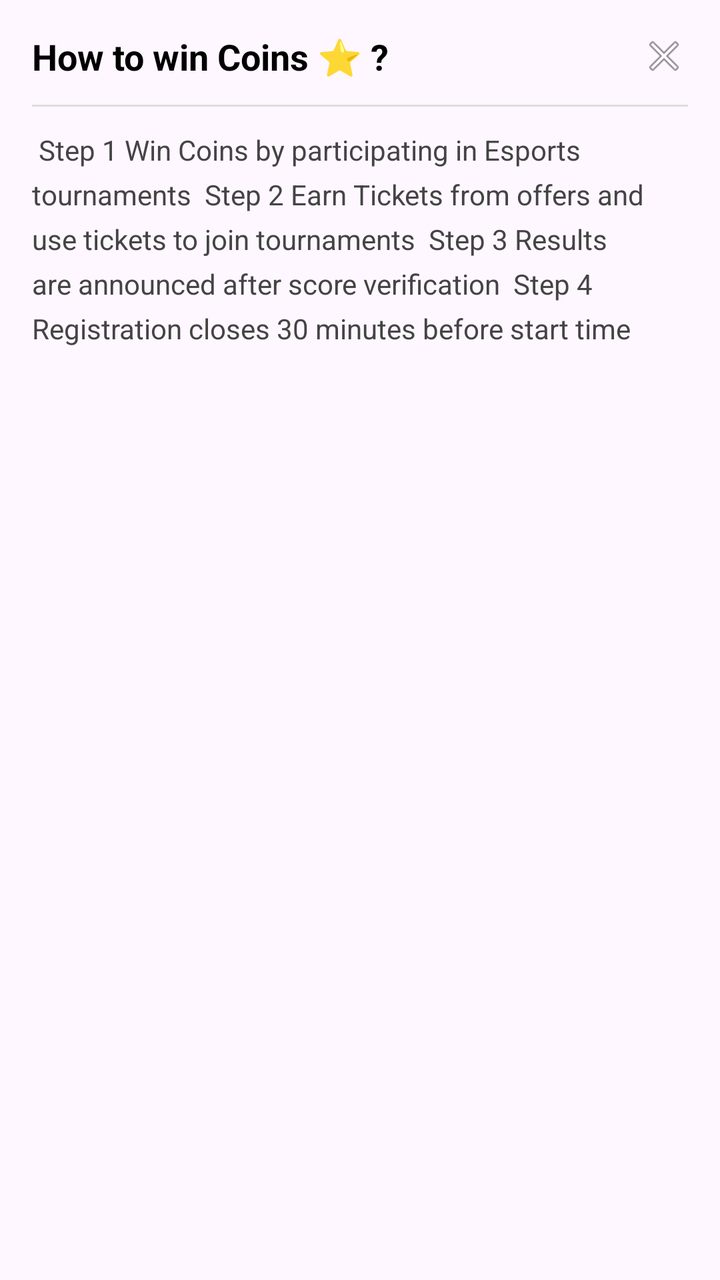
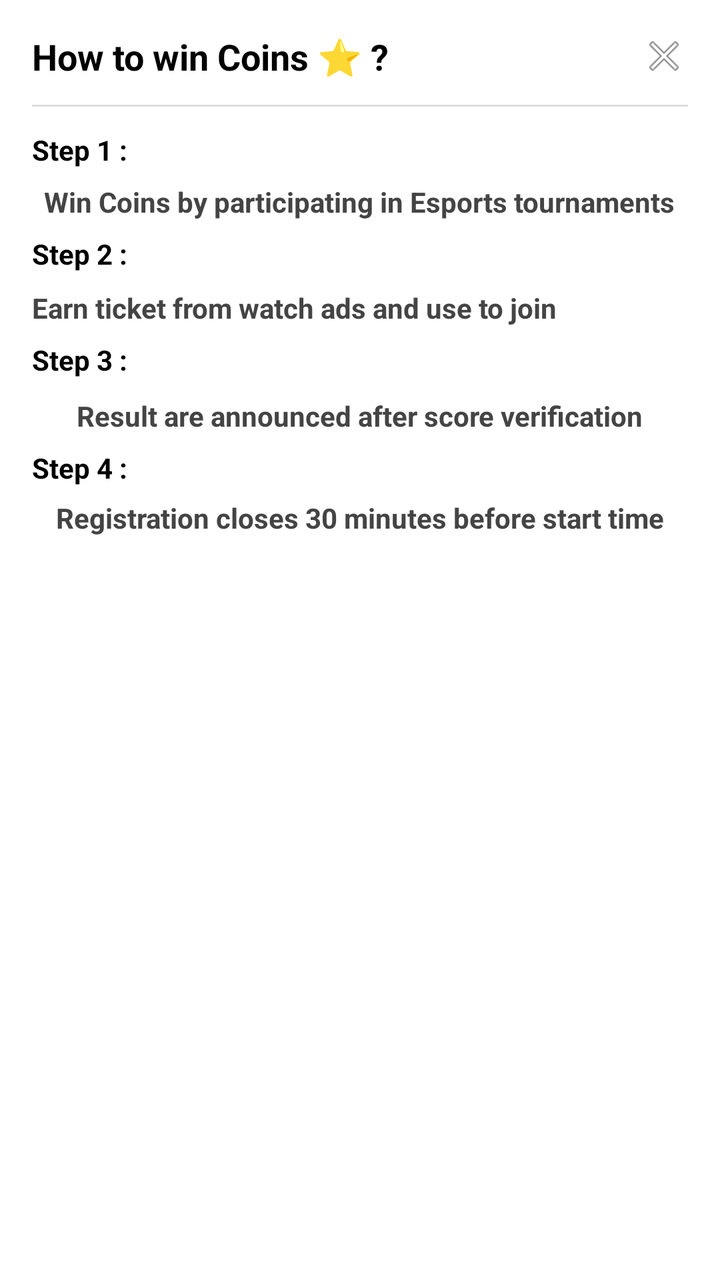

Two renders of the same Android screen: before a commit and after it. Below are the layout's source before the change and the commit's diff.
<!-- AndroidManifest.xml: application theme Theme.RGamer -->
<!-- res/layout/bottomsheet_how_to_win.xml -->
<?xml version="1.0" encoding="utf-8"?>
<LinearLayout xmlns:android="http://schemas.android.com/apk/res/android"
    android:layout_width="match_parent"
    android:layout_height="wrap_content"
    android:orientation="vertical"
    android:padding="16dp">

    
    <RelativeLayout
        android:layout_width="match_parent"
        android:layout_height="wrap_content">

        <TextView
            android:layout_width="wrap_content"
            android:layout_height="wrap_content"
            android:text="How to win Coins ⭐ ?"
            android:textSize="18sp"
            android:textStyle="bold"
            android:textColor="#000"/>

        <ImageView
            android:id="@+id/btnClose"
            android:layout_width="24dp"
            android:layout_height="24dp"
            android:layout_alignParentEnd="true"
            android:src="@android:drawable/ic_menu_close_clear_cancel"/>
    </RelativeLayout>

    <View
        android:layout_width="match_parent"
        android:layout_height="1dp"
        android:background="#DDDDDD"
        android:layout_marginVertical="12dp"/>

    <TextView
        android:layout_width="wrap_content"
        android:layout_height="158dp"
        android:lineSpacingExtra="6dp"
        android:text="
Step 1
Win Coins by participating in Esports tournaments

Step 2
Earn Tickets from offers and use tickets to join tournaments

Step 3
Results are announced after score verification

Step 4
Registration closes 30 minutes before start time"
        android:textColor="#444"
        android:textSize="14sp" />
</LinearLayout>
<!-- resources referenced by this layout -->
<resources>
  <style name="Theme.RGamer" parent="Base.Theme.RGamer" />
  <style name="Base.Theme.RGamer" parent="Theme.Material3.DayNight.NoActionBar">
          
          
      </style>
</resources>

<!-- the commit's change to res/layout/bottomsheet_how_to_win.xml (unified diff, before → after) -->
@@ -3,7 +3,8 @@
     android:layout_width="match_parent"
     android:layout_height="wrap_content"
     android:orientation="vertical"
-    android:padding="16dp">
+    android:padding="16dp"
+    android:background="@color/white">
 
     
     <RelativeLayout
@@ -34,20 +35,69 @@
 
     <TextView
         android:layout_width="wrap_content"
-        android:layout_height="158dp"
+        android:layout_height="26dp"
         android:lineSpacingExtra="6dp"
-        android:text="
-Step 1
-Win Coins by participating in Esports tournaments
+        android:text="Step 1 :"
+        android:textColor="@color/black"
+        android:textStyle="bold" />
 
-Step 2
-Earn Tickets from offers and use tickets to join tournaments
+    <TextView
+        android:layout_width="wrap_content"
+        android:layout_height="26dp"
+        android:layout_gravity="center"
+        android:lineSpacingExtra="6dp"
+        android:text="Win Coins by participating in Esports tournaments"
+        android:textColor="#444"
+        android:textStyle="bold" />
 
-Step 3
-Results are announced after score verification
+    <TextView
+        android:layout_width="wrap_content"
+        android:layout_height="27dp"
+        android:lineSpacingExtra="6dp"
+        android:text="Step 2 :"
+        android:textColor="@color/black"
+        android:textStyle="bold" />
 
-Step 4
-Registration closes 30 minutes before start time"
+    <TextView
+        android:layout_width="wrap_content"
+        android:layout_height="26dp"
+        android:layout_gravity="center"
+        android:lineSpacingExtra="6dp"
+        android:text="Earn ticket from watch ads and use to join tounament"
         android:textColor="#444"
-        android:textSize="14sp" />
+        android:textStyle="bold" />
+
+    <TextView
+        android:layout_width="wrap_content"
+        android:layout_height="28dp"
+        android:lineSpacingExtra="6dp"
+        android:text="Step 3 :"
+        android:textColor="@color/black"
+        android:textStyle="bold" />
+
+    <TextView
+        android:layout_width="wrap_content"
+        android:layout_height="26dp"
+        android:layout_gravity="center"
+        android:lineSpacingExtra="6dp"
+        android:text="Result are announced after score verification"
+        android:textColor="#444"
+        android:textStyle="bold" />
+
+    <TextView
+        android:layout_width="wrap_content"
+        android:layout_height="25dp"
+        android:lineSpacingExtra="6dp"
+        android:text="Step 4 :"
+        android:textColor="@color/black"
+        android:textStyle="bold" />
+
+    <TextView
+        android:layout_width="wrap_content"
+        android:layout_height="26dp"
+        android:layout_gravity="center"
+        android:lineSpacingExtra="6dp"
+        android:text="Registration closes 30 minutes before start time"
+        android:textColor="#444"
+        android:textStyle="bold" />
 </LinearLayout>
<!-- resource entries referenced after the edit -->
@@ -1,5 +1,7 @@
 <!-- resources referenced by this layout -->
 <resources>
+  <color name="black">#FF000000</color>
+  <color name="white">#FFFFFFFF</color>
   <style name="Theme.RGamer" parent="Base.Theme.RGamer" />
   <style name="Base.Theme.RGamer" parent="Theme.Material3.DayNight.NoActionBar">
           
